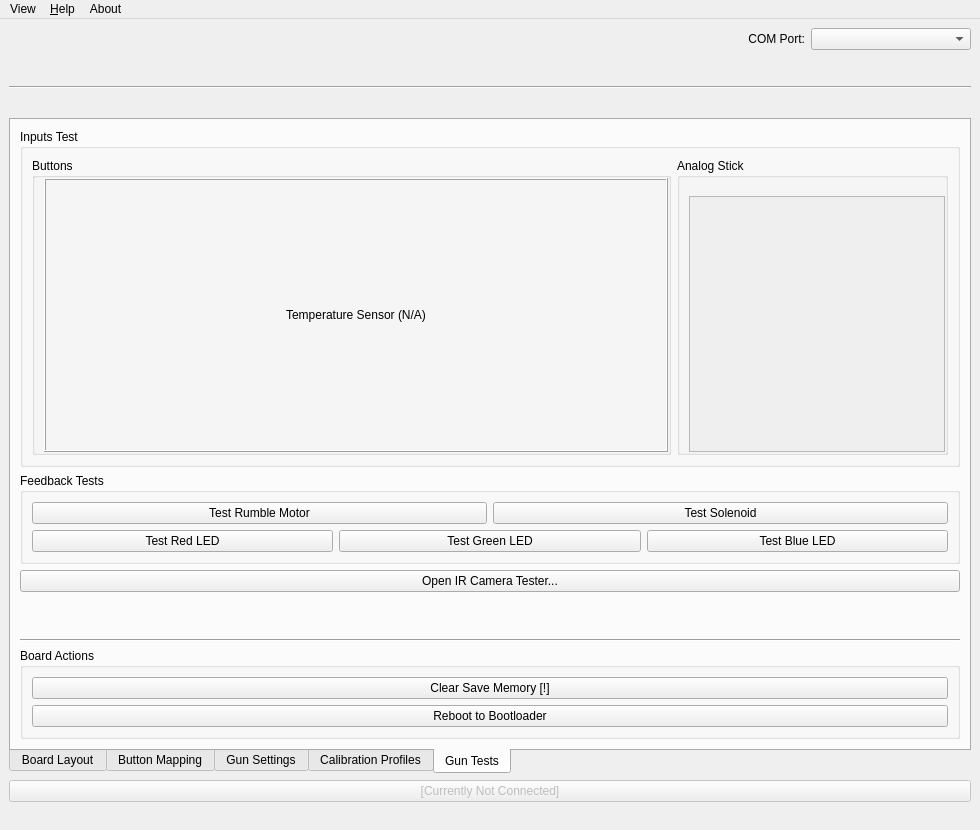
Qt form src/appmainwindow.ui (TeamOpenFIRE/OpenFIRE-App) before a commit.
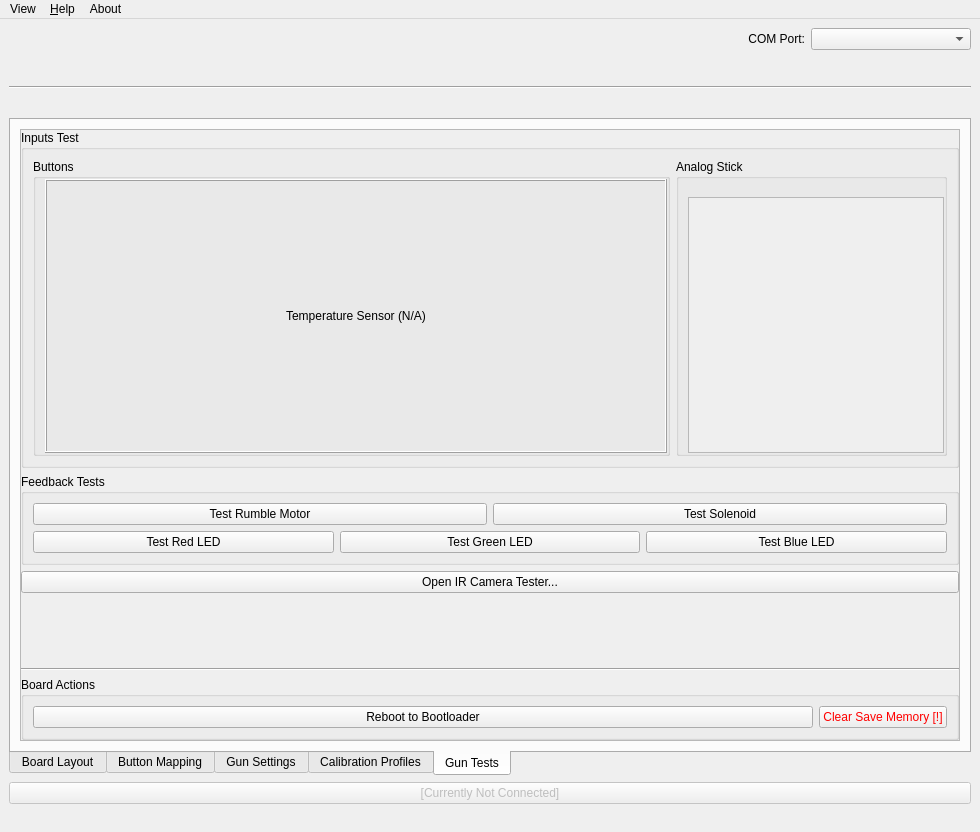
The same form after that commit. The open tabs and pages were chosen to show the change. Icons and pictures are not drawn.

Commit message: Tweak UI some more, clarify 'Aspect Ratio' setting.

```diff
--- a/src/appmainwindow.ui
+++ b/src/appmainwindow.ui
@@ -10,7 +10,7 @@
     <x>0</x>
     <y>0</y>
     <width>980</width>
-    <height>830</height>
+    <height>832</height>
    </rect>
   </property>
   <property name="windowIcon">
@@ -2114,7 +2114,43 @@
        <attribute name="title">
         <string>Gun Tests</string>
        </attribute>
-       <layout class="QVBoxLayout" name="verticalLayout" stretch="0,0,0,1,0,0">
+       <layout class="QVBoxLayout" name="verticalLayout">
+        <item>
+         <widget class="QScrollArea" name="testScrollArea">
+          <property name="frameShadow">
+           <enum>QFrame::Plain</enum>
+          </property>
+          <property name="horizontalScrollBarPolicy">
+           <enum>Qt::ScrollBarAlwaysOff</enum>
+          </property>
+          <property name="widgetResizable">
+           <bool>true</bool>
+          </property>
+          <property name="alignment">
+           <set>Qt::AlignHCenter|Qt::AlignTop</set>
+          </property>
+          <widget class="QWidget" name="testScrollContents">
+           <property name="geometry">
+            <rect>
+             <x>0</x>
+             <y>0</y>
+             <width>938</width>
+             <height>592</height>
+            </rect>
+           </property>
+           <layout class="QVBoxLayout" name="verticalLayout_10" stretch="0,0,0,1,0,0">
+            <property name="leftMargin">
+             <number>0</number>
+            </property>
+            <property name="topMargin">
+             <number>0</number>
+            </property>
+            <property name="rightMargin">
+             <number>0</number>
+            </property>
+            <property name="bottomMargin">
+             <number>0</number>
+            </property>
         <item>
          <widget class="QGroupBox" name="buttonsTestArea">
           <property name="title">
@@ -2321,17 +2357,7 @@
           <property name="title">
            <string>Board Actions</string>
           </property>
-          <layout class="QVBoxLayout" name="verticalLayout_10">
-           <item>
-            <widget class="QPushButton" name="clearEepromBtn">
-             <property name="text">
-              <string>Clear Save Memory [!]</string>
-             </property>
-             <property name="icon">
-              <iconset theme="edit-delete"/>
-             </property>
-            </widget>
-           </item>
+              <layout class="QHBoxLayout" name="horizontalLayout_10" stretch="1,0">
            <item>
             <widget class="QPushButton" name="baudResetBtn">
              <property name="enabled">
@@ -2345,7 +2371,24 @@
              </property>
             </widget>
            </item>
-          </layout>
+               <item>
+                <widget class="QPushButton" name="clearEepromBtn">
+                 <property name="styleSheet">
+                  <string notr="true">color: red;</string>
+                 </property>
+                 <property name="text">
+                  <string>Clear Save Memory [!]</string>
+                 </property>
+                 <property name="icon">
+                  <iconset theme="edit-delete"/>
+                 </property>
+                </widget>
+               </item>
+              </layout>
+             </widget>
+            </item>
+           </layout>
+          </widget>
          </widget>
         </item>
        </layout>
```
Left out of the diff: 59 changed lines with no effect on the pictures. Lines whose indentation alone changed are shown as unchanged. The commit also changes 1 other file.
